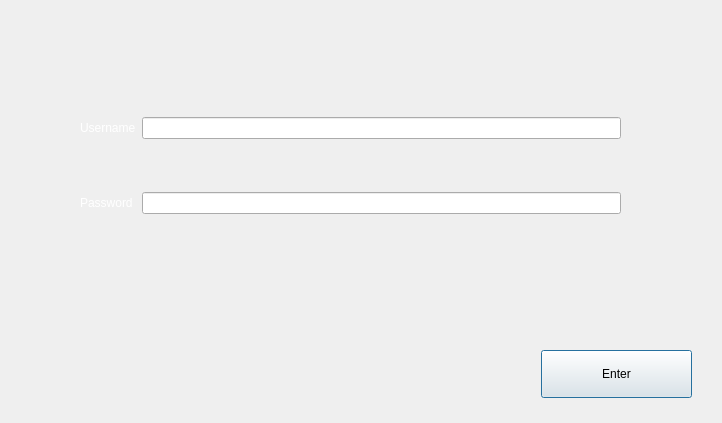
The window that Project/login.ui (DKeshavarz/AP-GUI) describes before a commit, drawn with Qt 5.
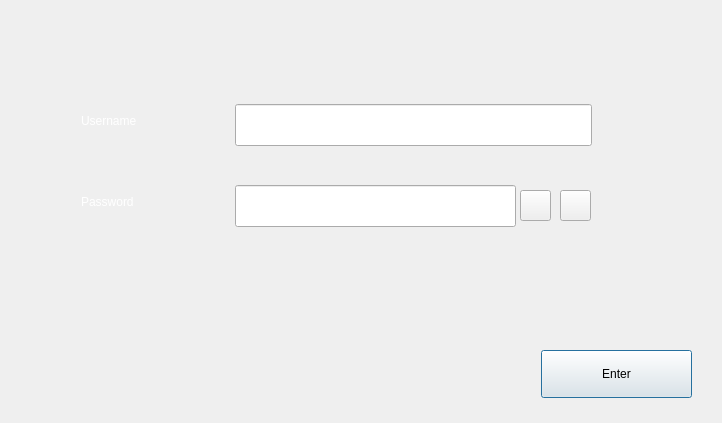
The same window after the commit. Icons and pictures are not drawn.

Commit message: add edit button and visible and unvisible password and save the headercolor

What changed in the file:
```diff
--- a/Project/login.ui
+++ b/Project/login.ui
@@ -36,46 +36,6 @@
     <string/>
    </property>
   </widget>
-  <widget class="QWidget" name="layoutWidget">
-   <property name="geometry">
-    <rect>
-     <x>80</x>
-     <y>70</y>
-     <width>541</width>
-     <height>191</height>
-    </rect>
-   </property>
-   <layout class="QGridLayout" name="gridLayout">
-    <item row="0" column="0">
-     <widget class="QLabel" name="uTxt">
-      <property name="text">
-       <string>&lt;font color = white&gt;Username</string>
-      </property>
-     </widget>
-    </item>
-    <item row="0" column="1">
-     <widget class="QLineEdit" name="usernameTxtBar">
-      <property name="enabled">
-       <bool>true</bool>
-      </property>
-     </widget>
-    </item>
-    <item row="1" column="0">
-     <widget class="QLabel" name="pTxt">
-      <property name="text">
-       <string>&lt;font color = white&gt;Password</string>
-      </property>
-     </widget>
-    </item>
-    <item row="1" column="1">
-     <widget class="QLineEdit" name="passwordTxtBar">
-      <property name="echoMode">
-       <enum>QLineEdit::Password</enum>
-      </property>
-     </widget>
-    </item>
-   </layout>
-  </widget>
   <widget class="QPushButton" name="enterBtn">
    <property name="geometry">
     <rect>
@@ -92,6 +52,104 @@
     <string>Enter</string>
    </property>
   </widget>
+  <widget class="QPushButton" name="seePassBtn">
+   <property name="geometry">
+    <rect>
+     <x>520</x>
+     <y>190</y>
+     <width>31</width>
+     <height>31</height>
+    </rect>
+   </property>
+   <property name="text">
+    <string/>
+   </property>
+   <property name="icon">
+    <iconset resource="Resours/Recours.qrc">
+     <normaloff>:/icon/icons8-eye-96.png</normaloff>:/icon/icons8-eye-96.png</iconset>
+   </property>
+   <property name="iconSize">
+    <size>
+     <width>31</width>
+     <height>31</height>
+    </size>
+   </property>
+  </widget>
+  <widget class="QPushButton" name="unseePassBtn">
+   <property name="geometry">
+    <rect>
+     <x>560</x>
+     <y>190</y>
+     <width>31</width>
+     <height>31</height>
+    </rect>
+   </property>
+   <property name="text">
+    <string/>
+   </property>
+   <property name="icon">
+    <iconset resource="Resours/Recours.qrc">
+     <normaloff>:/icon/icons8-invisible-96.png</normaloff>:/icon/icons8-invisible-96.png</iconset>
+   </property>
+   <property name="iconSize">
+    <size>
+     <width>31</width>
+     <height>31</height>
+    </size>
+   </property>
+  </widget>
+  <widget class="QLineEdit" name="passwordTxtBar">
+   <property name="geometry">
+    <rect>
+     <x>235</x>
+     <y>185</y>
+     <width>281</width>
+     <height>42</height>
+    </rect>
+   </property>
+   <property name="echoMode">
+    <enum>QLineEdit::Password</enum>
+   </property>
+  </widget>
+  <widget class="QLabel" name="uTxt">
+   <property name="geometry">
+    <rect>
+     <x>81</x>
+     <y>104</y>
+     <width>148</width>
+     <height>34</height>
+    </rect>
+   </property>
+   <property name="text">
+    <string>&lt;font color = white&gt;Username</string>
+   </property>
+  </widget>
+  <widget class="QLineEdit" name="usernameTxtBar">
+   <property name="enabled">
+    <bool>true</bool>
+   </property>
+   <property name="geometry">
+    <rect>
+     <x>235</x>
+     <y>104</y>
+     <width>357</width>
+     <height>42</height>
+    </rect>
+   </property>
+  </widget>
+  <widget class="QLabel" name="pTxt">
+   <property name="geometry">
+    <rect>
+     <x>81</x>
+     <y>185</y>
+     <width>136</width>
+     <height>34</height>
+    </rect>
+   </property>
+   <property name="text">
+    <string>&lt;font color = white&gt;Password</string>
+   </property>
+  </widget>
  </widget>
  <resources>
   <include location="Resours/Recours.qrc"/>
```
The commit also changes 16 other files.
